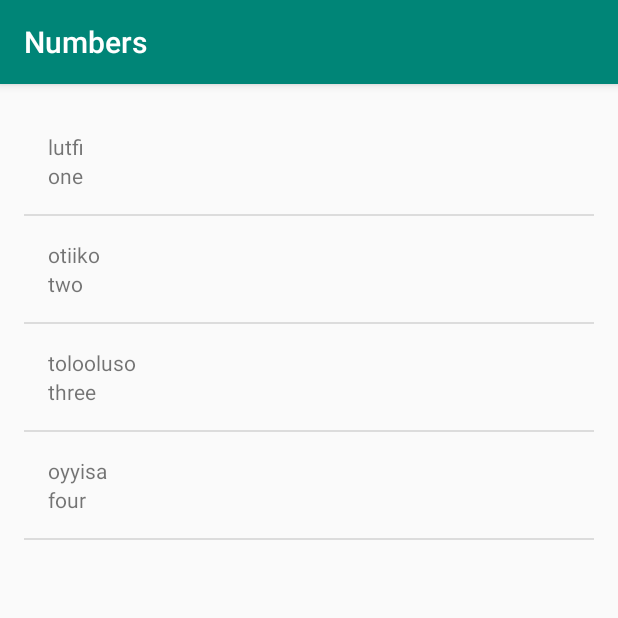
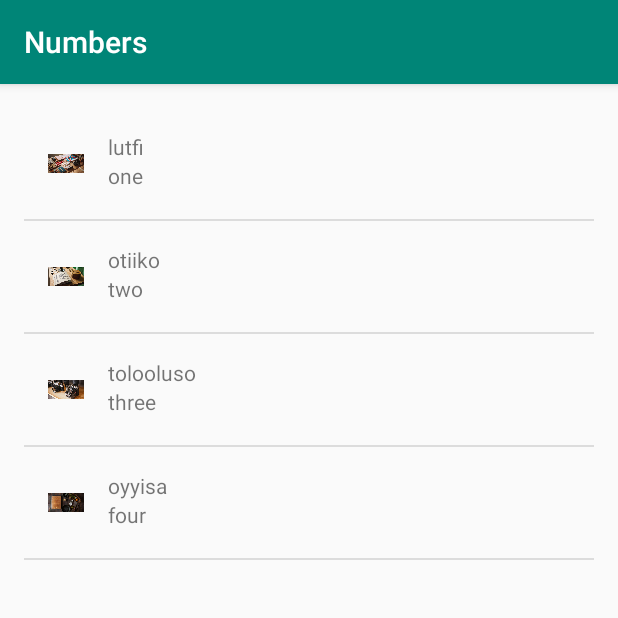
Before and after one commit to yunuswidodo/udacityBasic, an Android app: the NumbersActivity screen opened directly, with no data from a screen before it, on a phone screen of 412 x 824 dp, the top half of it. Run offline under Robolectric (Android 15) with nearby library versions, the phone set to English and light mode, and no system bars.

Commit message:
visibility view

```diff
--- a/AndroidBasic/miwokApp/app/src/main/java/e/yunus/miwokapp/NumbersActivity.java
+++ b/AndroidBasic/miwokApp/app/src/main/java/e/yunus/miwokapp/NumbersActivity.java
@@ -78,10 +78,10 @@ public class NumbersActivity extends AppCompatActivity {
 
         //use adapter
         ArrayList<Word> words = new ArrayList<Word>();
-        words.add(new Word("one", "lutfi"));
-        words.add(new Word("two", "otiiko"));
-        words.add(new Word("three", "tolooluso"));
-        words.add(new Word("four", "oyyisa"));
+        words.add(new Word("one", "lutfi", R.drawable.img1));
+        words.add(new Word("two", "otiiko", R.drawable.img2));
+        words.add(new Word("three", "tolooluso", R.drawable.img3));
+        words.add(new Word("four", "oyyisa", R.drawable.img4));
 
         WordAdapter adapter = new WordAdapter(this, words);
         ListView listView = (ListView)findViewById(R.id.list);
--- a/AndroidBasic/miwokApp/app/src/main/java/e/yunus/miwokapp/Word.java
+++ b/AndroidBasic/miwokApp/app/src/main/java/e/yunus/miwokapp/Word.java
@@ -7,9 +7,8 @@ public class Word {
 
     // Android version number (e.g. 2.3-2.7, 3.0-3.2.6, 4.0-4.0.4)
     private String mDefault;
-
     // Drawable resource ID
-   // private int mImageResourceId;
+    private int mImageResourceId;
 
     /*
      * Create a new AndroidFlavor object.
@@ -18,11 +17,11 @@ public class Word {
      * @param vNumber is the corresponding Android version number (e.g. 2.3-2.7)
      * @param image is drawable reference ID that corresponds to the Android version
      * */
-    public Word(String lutfi, String one)
+    public Word(String lutfi, String one, int imageResourceId)
     {
         mDefault = lutfi;
         mMiwok = one;
-        //mImageResourceId = imageResourceId;
+        mImageResourceId = imageResourceId;
     }
 
     /**
@@ -39,12 +38,14 @@ public class Word {
         return mDefault;
     }
 
+
+
     /**
      * Get the image resource ID
      */
-//    public int getImageResourceId() {
-//        return mImageResourceId;
-//    }
+    public int getImageResourceId() {
+        return mImageResourceId;
+    }
 
 
 }
--- a/AndroidBasic/miwokApp/app/src/main/java/e/yunus/miwokapp/WordAdapter.java
+++ b/AndroidBasic/miwokApp/app/src/main/java/e/yunus/miwokapp/WordAdapter.java
@@ -47,14 +47,14 @@ public class WordAdapter extends ArrayAdapter<Word> {
         // set this text on the number TextView
         defaultTextView.setText(currentWord.getDefaultTranslation());
 
-        // Find the ImageView in the list_item.xml layout with the ID list_item_icon
-//        ImageView iconView = (ImageView) listItemView.findViewById(R.id.list_item_icon);
-        // Get the image resource ID from the current AndroidFlavor object and
-        // set the image to iconView
-//        iconView.setImageResource(currentAndroidFlavor.getImageResourceId());
+         //Find the ImageView in the list_item.xml layout with the ID list_item_icon
+        ImageView iconView = (ImageView) listItemView.findViewById(R.id.image);
+         //Get the image resource ID from the current AndroidFlavor object and
+         //set the image to iconView
+        iconView.setImageResource(currentWord.getImageResourceId());
 
-        // Return the whole list item layout (containing 2 TextViews and an ImageView)
-        // so that it can be shown in the ListView
+         //Return the whole list item layout (containing 2 TextViews and an ImageView)
+         //so that it can be shown in the ListView
         return listItemView;
     }
 }
--- a/AndroidBasic/miwokApp/app/src/main/res/layout/list_item.xml
+++ b/AndroidBasic/miwokApp/app/src/main/res/layout/list_item.xml
@@ -2,19 +2,37 @@
 <LinearLayout xmlns:android="http://schemas.android.com/apk/res/android"
     xmlns:tools="http://schemas.android.com/tools"
     android:layout_width="match_parent"
-    android:layout_height="match_parent"
+    android:layout_height="wrap_content"
+    android:orientation="horizontal"
+    android:padding="16dp">
+
+    <LinearLayout
+        android:layout_width="wrap_content"
+        android:layout_height="wrap_content">
+        <ImageView
+            android:id="@+id/image"
+            android:layout_width="24dp"
+            android:layout_height="42dp" />
+    </LinearLayout>
+
+    <LinearLayout
+        android:id="@+id/text_container"
+        android:layout_width="match_parent"
+        android:layout_height="wrap_content"
         android:orientation="vertical"
-    android:padding="16dp">
+        android:paddingLeft="16dp">
 
         <TextView
             android:id="@+id/miwok_text_view"
             android:layout_width="match_parent"
             android:layout_height="wrap_content"
-        tools:text="lutfi"/>
+            tools:text="lutfi" />
+
         <TextView
             android:id="@+id/defauld_text_view"
             android:layout_width="match_parent"
             android:layout_height="wrap_content"
-        tools:text="one"/>
+            tools:text="one" />
 
     </LinearLayout>
+</LinearLayout>
```
Lines whose indentation alone changed are shown as unchanged.
